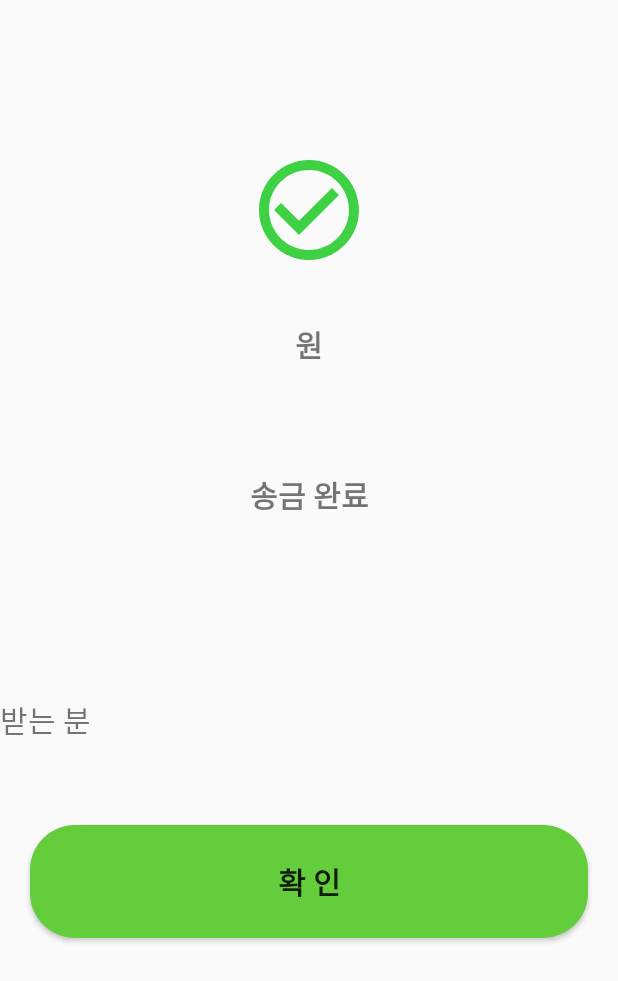
After one commit to chajuseok/Caps, an Android app: the OkActivity screen opened directly, with no data from a screen before it, on a phone screen of 412 x 824 dp. The commit adds this screen. Shown: the top 981 px of the screen. Run offline under Robolectric (Android 15) with nearby library versions, the phone set to English and light mode, and no system bars; 2 statements that could not run were skipped.

Commit message:
5/28일 회의부분 추가

```diff
--- a/app/src/main/AndroidManifest.xml
+++ b/app/src/main/AndroidManifest.xml
@@ -15,23 +15,22 @@
         android:supportsRtl="true"
         android:theme="@style/Theme.Caps">
         <activity
-            android:name=".inquiryActivity" />
-        <activity
-            android:name=".WithDrawActivity">
-        </activity>
-        <activity
-            android:name=".MainActivity3">
-        </activity>
+            android:name=".OkActivity"
+            android:exported="false" />
+        <activity android:name=".inquiryActivity" />
+        <activity android:name=".WithDrawActivity"></activity>
+        <activity android:name=".MainActivity3"></activity>
 
         <meta-data
             android:name="com.google.android.geo.API_KEY"
             android:value="AIzaSyAPMvB7c4lUuHkSkLYSudXpaJKqkoEsbLM" />
 
-        <activity android:name=".PayActivity"></activity>
+        <activity android:name=".PayActivity" />
         <activity android:name=".AccountActivity" />
         <activity android:name=".LoginActivity" />
         <activity android:name=".AuthActivity" />
-        <activity android:name=".MainActivity"
+        <activity
+            android:name=".MainActivity"
             android:exported="true">
             <intent-filter>
                 <action android:name="android.intent.action.MAIN" />
@@ -39,15 +38,11 @@
                 <category android:name="android.intent.category.LAUNCHER" />
             </intent-filter>
         </activity>
-        <activity android:name=".MainActivity2"
-
-            />
-        <activity android:name=".MainActivity4">
-
-        </activity>
-
-        <activity android:name="com.theartofdev.edmodo.cropper.CropImageActivity"
-            android:theme="@style/Base.Theme.AppCompat"/>
+        <activity android:name=".MainActivity2" />
+        <activity android:name=".MainActivity4"></activity>
+        <activity
+            android:name="com.theartofdev.edmodo.cropper.CropImageActivity"
+            android:theme="@style/Base.Theme.AppCompat" />
     </application>
 
 </manifest>
--- /dev/null
+++ b/app/src/main/java/com/example/caps/OkActivity.java
@@ -0,0 +1,64 @@
+package com.example.caps;
+
+import androidx.appcompat.app.AppCompatActivity;
+
+import android.content.Intent;
+import android.os.Bundle;
+import android.view.MenuItem;
+import android.view.View;
+import android.widget.Button;
+import android.widget.TextView;
+
+public class OkActivity extends AppCompatActivity {
+
+
+    TextView moneyText;
+    TextView nameText;
+    Button finishButton;
+    String money;
+    String name;
+
+    @Override
+    protected void onCreate(Bundle savedInstanceState) {
+        super.onCreate(savedInstanceState);
+        setContentView(R.layout.activity_ok);
+        moneyText = findViewById(R.id.moneyText);
+        nameText = findViewById(R.id.nameText);
+        finishButton = findViewById(R.id.okButton);
+
+
+        setSupportActionBar(findViewById(R.id.toolbar));
+        getSupportActionBar().setDisplayShowTitleEnabled(false);
+        getSupportActionBar().setDisplayHomeAsUpEnabled(true); // 뒤로가기 버튼, 디폴트로 true만 해도 백버튼이 생김
+
+
+        Intent intent = getIntent();
+        money = intent.getStringExtra("money"); // 보낸 금액
+        name = intent.getStringExtra("name"); // 받는 분
+
+        finishButton.setOnClickListener(new View.OnClickListener() {
+            @Override
+            public void onClick(View view) {
+                Intent intent = new Intent(OkActivity.this, PayActivity.class);
+                OkActivity.this.startActivity(intent);
+                finish();
+            }
+        });
+
+
+    }
+
+
+    @Override
+    public boolean onOptionsItemSelected(MenuItem item) {
+        switch (item.getItemId()) {
+            case android.R.id.home: { //toolbar의 back키 눌렀을 때 동작
+                // 액티비티 이동
+                finish();
+                return true;
+            }
+        }
+        return super.onOptionsItemSelected(item);
+    }
+
+}
--- a/app/src/main/java/com/example/caps/PayActivity.java
+++ b/app/src/main/java/com/example/caps/PayActivity.java
@@ -129,8 +129,11 @@ public class PayActivity extends AppCompatActivity {
         AccountAdapter.setOnItemClickListener2(new AccountAdapter.OnItemClickListener() {
             @Override
             public void onItemClick(View v, int pos) {
-                //
+
                 Intent intent = new Intent(PayActivity.this, WithDrawActivity.class);
+                intent.putExtra("access_token", access_token);
+                intent.putExtra("fintech_use_num", fintechNum.get(pos));
+
                 PayActivity.this.startActivity(intent);
             }
         });
--- a/app/src/main/java/com/example/caps/WithDrawActivity.java
+++ b/app/src/main/java/com/example/caps/WithDrawActivity.java
@@ -70,8 +70,7 @@ public class WithDrawActivity extends AppCompatActivity {
         spinner.setOnItemSelectedListener(new AdapterView.OnItemSelectedListener() {
             @Override
             public void onItemSelected(AdapterView<?> parent, View view, int position, long id) {
-                bank_id = spinner.getSelectedItem().toString();
-
+                bank_id = spinner.getSelectedItem().toString(); // 은행명
 
             } //이 오버라이드 메소드에서 position은 몇번째 값이 클릭됬는지 알 수 있습니다.
             //getItemAtPosition(position)를 통해서 해당 값을 받아올수있습니다.
--- /dev/null
+++ b/app/src/main/res/drawable/ic_baseline_check_circle_outline_24.xml
@@ -0,0 +1,5 @@
+<vector android:height="24dp" android:tint="#3DD143"
+    android:viewportHeight="24" android:viewportWidth="24"
+    android:width="24dp" xmlns:android="http://schemas.android.com/apk/res/android">
+    <path android:fillColor="@color/mint" android:pathData="M16.59,7.58L10,14.17l-3.59,-3.58L5,12l5,5 8,-8zM12,2C6.48,2 2,6.48 2,12s4.48,10 10,10 10,-4.48 10,-10S17.52,2 12,2zM12,20c-4.42,0 -8,-3.58 -8,-8s3.58,-8 8,-8 8,3.58 8,8 -3.58,8 -8,8z"/>
+</vector>
--- a/app/src/main/res/layout/activity_auth.xml
+++ b/app/src/main/res/layout/activity_auth.xml
@@ -31,7 +31,7 @@
         android:textAlignment="center"
         android:gravity="center"
         android:text="아이디를 입력해주세요"
-        android:textSize="40dp"
+        android:textSize="30dp"
         android:layout_marginTop="50dp"
         android:textColor="@color/black"
         app:layout_constraintBottom_toBottomOf="parent"
@@ -41,7 +41,7 @@
 
     <LinearLayout
         android:layout_width="match_parent"
-        android:layout_height="150dp"
+        android:layout_height="100dp"
         android:orientation="horizontal">
 
         <EditText
@@ -68,7 +68,7 @@
         android:textAlignment="center"
         android:gravity="center"
         android:text="비밀번호를 입력해주세요"
-        android:textSize="40dp"
+        android:textSize="30dp"
         android:layout_marginTop="50dp"
         android:textColor="@color/black"
         app:layout_constraintBottom_toBottomOf="parent"
--- /dev/null
+++ b/app/src/main/res/layout/activity_ok.xml
@@ -0,0 +1,95 @@
+<?xml version="1.0" encoding="utf-8"?>
+<LinearLayout xmlns:android="http://schemas.android.com/apk/res/android"
+    xmlns:app="http://schemas.android.com/apk/res-auto"
+    xmlns:tools="http://schemas.android.com/tools"
+    android:layout_width="match_parent"
+    android:layout_height="match_parent"
+    android:orientation="vertical"
+    tools:context=".MainActivity">
+
+    <TextView
+        android:layout_width="match_parent"
+        android:layout_height="80dp"
+
+        />
+
+    <ImageView
+        android:id="@+id/image"
+        android:layout_width="match_parent"
+        android:layout_height="80dp"
+        app:srcCompat="@drawable/ic_baseline_check_circle_outline_24"
+        android:layout_marginTop="20dp"
+        tools:layout_editor_absoluteX="11dp"
+        tools:layout_editor_absoluteY="225dp" />
+    <TextView
+        android:id="@+id/moneyText"
+        android:layout_width="match_parent"
+        android:layout_height="100dp"
+        android:text="원"
+        android:textStyle="bold"
+        android:textSize="20dp"
+        android:gravity="center"
+        />
+
+    <TextView
+        android:layout_width="match_parent"
+        android:layout_height="100dp"
+        android:text="송금 완료"
+        android:textSize="20dp"
+        android:textStyle="bold"
+        android:gravity="center"
+        />
+
+    <TextView
+        android:layout_width="match_parent"
+        android:layout_height="50dp"
+        />
+
+    <LinearLayout
+        android:layout_width="match_parent"
+        android:layout_height="100dp"
+        android:orientation="horizontal">
+
+        <TextView
+            android:layout_width="wrap_content"
+            android:layout_height="match_parent"
+            android:textAlignment="center"
+            android:gravity="center"
+            android:textSize="20dp"
+            android:text="받는 분"/>
+
+        <TextView
+            android:layout_width="0dp"
+            android:layout_height="match_parent"
+            android:layout_weight="1"/>
+
+        <TextView
+            android:id="@+id/nameText"
+            android:layout_width="wrap_content"
+            android:layout_height="match_parent"
+            android:textAlignment="center"
+            android:gravity="center"
+            android:text="" />
+    </LinearLayout>
+
+
+    <Button
+        android:id="@+id/okButton"
+        android:layout_width="match_parent"
+        android:layout_height="75dp"
+        android:text="확 인"
+        android:layout_margin="20dp"
+        android:textStyle="bold"
+        android:textSize="20dp"
+        android:background="@drawable/solid_button"/>
+
+    <TextView
+        android:layout_width="wrap_content"
+        android:layout_height="50dp"
+
+        />
+
+
+
+
+</LinearLayout>
```
Also changed, not shown: 22 other files.
